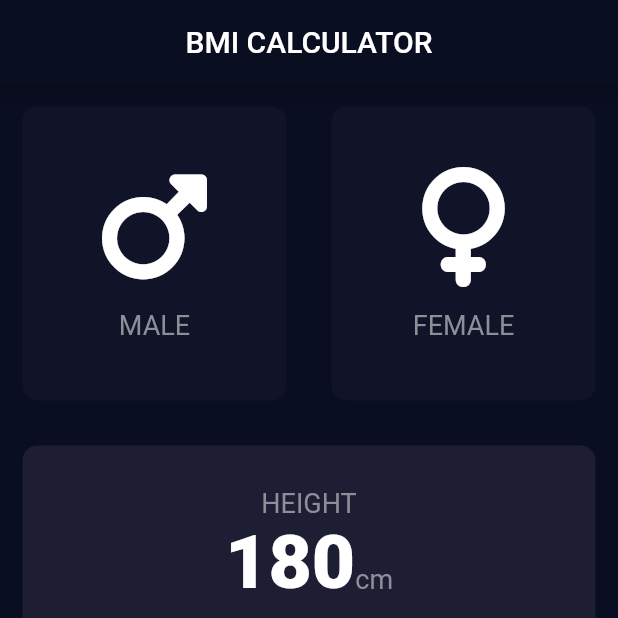
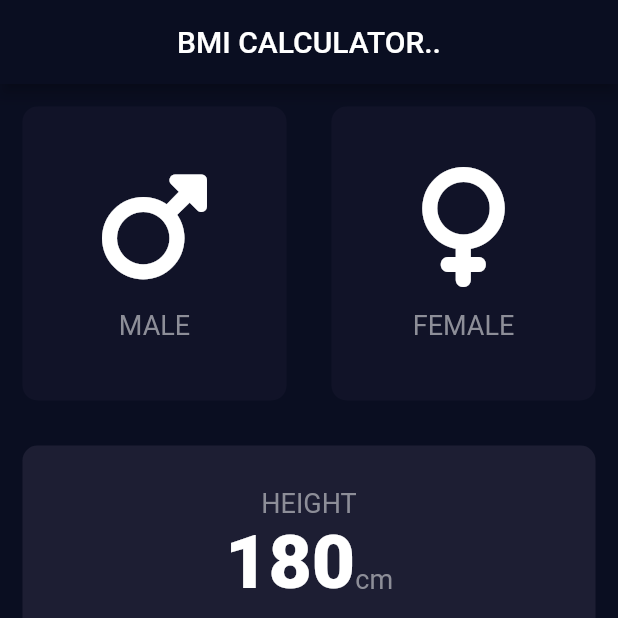
Before and after one commit to aditya3340/BMI_Calculator, a Flutter app: the screen it shows after launch, on a phone screen of 412 x 824 dp, the top half of it. Run offline on Flutter 3.47's test engine with Material 2 defaults, Android fonts, the phone set to English and light mode, and no system bars; our stand-ins replace font_awesome_flutter.

Commit message:
second commit

```diff
--- a/lib/input_page.dart
+++ b/lib/input_page.dart
@@ -27,7 +27,7 @@ class _InputPageState extends State<InputPage> {
   Widget build(BuildContext context) {
     return Scaffold(
       appBar: AppBar(
-        title: const Center(child: Text('BMI CALCULATOR')),
+        title: const Center(child: Text('BMI CALCULATOR..')),
       ),
       body: Column(
         crossAxisAlignment: CrossAxisAlignment.stretch,
```
